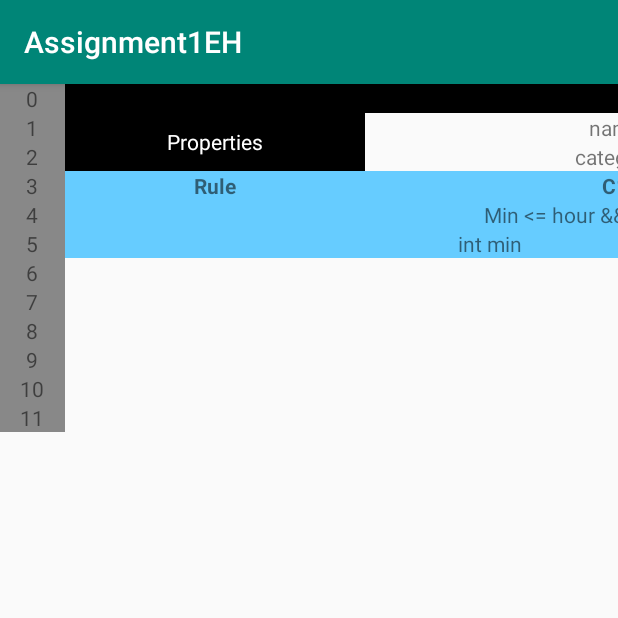
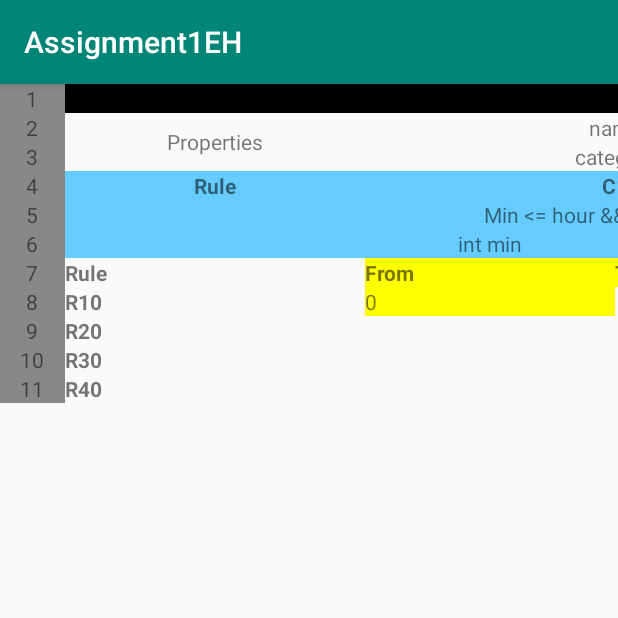
Before and after one commit to syaoran68/Assignment1EH, an Android app: the screen it shows after launch (MainActivity), on a phone screen of 412 x 824 dp, the top half of it. Run offline under Robolectric (Android 15) with nearby library versions, the phone set to English and light mode, and no system bars.

Commit message:
additional rows and columns on mac with loop

```diff
--- a/app/src/main/java/com/example/assignment1eh/MainActivity.java
+++ b/app/src/main/java/com/example/assignment1eh/MainActivity.java
@@ -6,6 +6,7 @@ import android.graphics.Color;
 import android.graphics.Typeface;
 import android.os.Bundle;
 import android.view.Gravity;
+import android.view.View;
 import android.view.ViewGroup;
 import android.widget.GridLayout;
 import android.widget.HorizontalScrollView;
@@ -39,13 +40,13 @@ public class MainActivity extends AppCompatActivity {
         //regular.setRowCount(12);
 
 
-
+        //side bar
         //bar1
-        for(int i = 0; i < 12; i++)
+        for(int i = 0; i < 11; i++)
         {
             TextView tv;
             tv = new TextView(this);
-            tv.setText(i + "");
+            tv.setText("" + (i + 1));
             tv.setBackgroundColor(Color.GRAY);
             GridLayout.Spec row_spec = GridLayout.spec(i);
             GridLayout.Spec col_spec = GridLayout.spec(0);
@@ -57,7 +58,7 @@ public class MainActivity extends AppCompatActivity {
             regular.addView(tv);
         }
 
-
+        //Line 1
         //Title bar
         TextView tv;
         TextView tv1 = new TextView(this);
@@ -73,11 +74,12 @@ public class MainActivity extends AppCompatActivity {
         tv1.setLayoutParams(tParams);
         regular.addView(tv1);
 
+        //Line 2
         //Properties
         TextView tv3 = new TextView(this);
         tv3.setText("Properties");
-        tv3.setBackgroundColor(Color.BLACK);
-        tv3.setTextColor(Color.WHITE);
+        //tv3.setBackgroundColor(Color.BLACK);
+        //tv3.setTextColor(Color.WHITE);
         GridLayout.Spec row3_spec = GridLayout.spec(1,2,1f);
         GridLayout.Spec col3_spec = GridLayout.spec(1,2);
         GridLayout.LayoutParams pParams = new GridLayout.LayoutParams(row3_spec, col3_spec);
@@ -87,6 +89,7 @@ public class MainActivity extends AppCompatActivity {
         tv3.setLayoutParams(pParams);
         regular.addView(tv3);
 
+        //Line 2 Top Part
         //Name
         TextView tv4 = new TextView(this);
         tv4.setText("name");
@@ -112,6 +115,7 @@ public class MainActivity extends AppCompatActivity {
         tv5.setLayoutParams(cParams);
         regular.addView(tv5);
 
+        //Line 2 Part 2
         //Day Hour Classification
         TextView tv6 = new TextView(this);
         tv6.setText("Day Hour Classification");
@@ -137,6 +141,8 @@ public class MainActivity extends AppCompatActivity {
         tv7.setLayoutParams(d2Params);
         regular.addView(tv7);
 
+
+        //Line 3
         //Rule
         TextView tv8 = new TextView(this);
         tv8.setText("Rule");
@@ -182,6 +188,7 @@ public class MainActivity extends AppCompatActivity {
         tv10.setLayoutParams(a1Params);
         regular.addView(tv10);
 
+        //Line 4
         //Min <= hour && hour <= max
         TextView tv11 = new TextView(this);
         tv11.setText("Min <= hour && hour <= max");
@@ -212,6 +219,7 @@ public class MainActivity extends AppCompatActivity {
         tv12.setLayoutParams(sysParams);
         regular.addView(tv12);
 
+        //Line 5
         //int min
         TextView tv13 = new TextView(this);
         tv13.setText("int min");
@@ -249,13 +257,112 @@ public class MainActivity extends AppCompatActivity {
         //tv11.setTypeface(c1boldTypeFace);
         tv15.setBackgroundColor(Color.parseColor("#66CCFF"));
         GridLayout.Spec row15_spec = GridLayout.spec(5);
-        GridLayout.Spec col15_spec = GridLayout.spec(5) ;
+        GridLayout.Spec col15_spec = GridLayout.spec(5);
         GridLayout.LayoutParams stringParams = new GridLayout.LayoutParams(row15_spec, col15_spec);
         tv15.setGravity(Gravity.CENTER_HORIZONTAL | Gravity.CENTER_VERTICAL);
         stringParams.width = 700;
         //cParams.setMargins(10,10,10,10);
         tv15.setLayoutParams(stringParams);
         regular.addView(tv15);
+
+        // Line 6
+        //Rule2
+        TextView tv16 = new TextView(this);
+        tv16.setText("Rule");
+        //tv16.setBackgroundColor(Color.parseColor("#66CCFF"));
+        Typeface r3boldTypeFace = Typeface.defaultFromStyle(Typeface.BOLD);
+        tv16.setTypeface(r3boldTypeFace);
+        GridLayout.Spec row16_spec = GridLayout.spec(6);
+        GridLayout.Spec col16_spec = GridLayout.spec(1,1,1f);
+        GridLayout.LayoutParams r3Params = new GridLayout.LayoutParams(row16_spec, col16_spec);
+        tv16.setGravity(Gravity.CENTER_VERTICAL);
+        r3Params.width = 300;
+        //cParams.setMargins(10,10,10,10);
+        tv16.setLayoutParams(r3Params);
+        regular.addView(tv16);
+
+        //from
+        TextView tv17 = new TextView(this);
+        tv17.setText("From");
+        Typeface fromBoldTypeFace = Typeface.defaultFromStyle(Typeface.BOLD);
+        tv17.setTypeface(fromBoldTypeFace);
+        tv17.setBackgroundColor(Color.YELLOW);
+        GridLayout.Spec row17_spec = GridLayout.spec(6);
+        GridLayout.Spec col17_spec = GridLayout.spec(3,1);
+        GridLayout.LayoutParams fromParams = new GridLayout.LayoutParams(row17_spec, col17_spec);
+        tv17.setGravity(Gravity.CENTER_VERTICAL);
+        fromParams.width = 250;
+        //cParams.setMargins(10,10,10,10);
+        tv17.setLayoutParams(fromParams);
+        regular.addView(tv17);
+
+        //to
+        TextView tv18 = new TextView(this);
+        tv18.setText("To");
+        Typeface toBoldTypeFace = Typeface.defaultFromStyle(Typeface.BOLD);
+        tv18.setTypeface(toBoldTypeFace);
+        tv18.setBackgroundColor(Color.YELLOW);
+        GridLayout.Spec row18_spec = GridLayout.spec(6);
+        GridLayout.Spec col18_spec = GridLayout.spec(4);
+        GridLayout.LayoutParams toParams = new GridLayout.LayoutParams(row18_spec, col18_spec);
+        tv18.setGravity(Gravity.CENTER_VERTICAL);
+        toParams.width = 250;
+        //cParams.setMargins(10,10,10,10);
+        tv18.setLayoutParams(toParams);
+        regular.addView(tv18);
+
+        //Greeting
+        TextView tv19 = new TextView(this);
+        tv19.setText("Greeting");
+        Typeface greetBoldTypeFace = Typeface.defaultFromStyle(Typeface.BOLD);
+        tv19.setTypeface(greetBoldTypeFace);
+        tv19.setBackgroundColor(Color.parseColor("#FF7F00"));
+        GridLayout.Spec row19_spec = GridLayout.spec(6);
+        GridLayout.Spec col19_spec = GridLayout.spec(5);
+        GridLayout.LayoutParams greetParams = new GridLayout.LayoutParams(row19_spec, col19_spec);
+        tv19.setGravity(Gravity.CENTER_VERTICAL);
+        greetParams.width = 700;
+        //cParams.setMargins(10,10,10,10);
+        tv19.setLayoutParams(greetParams);
+        regular.addView(tv19);
+
+
+        //Line 7
+        //loop for R10 - R40 quicker and easier
+        //R10
+
+        for(int j = 1; j < 5; j++)
+        {
+            TextView tv20 = new TextView(this);
+            tv20.setText("R" + (j * 10));
+            //tv16.setBackgroundColor(Color.parseColor("#66CCFF"));
+            //Typeface r3boldTypeFace = Typeface.defaultFromStyle(Typeface.BOLD);
+            tv20.setTypeface(r3boldTypeFace);
+            GridLayout.Spec row20_spec = GridLayout.spec(6 + j);
+            GridLayout.Spec col20_spec = GridLayout.spec(1,1,1f);
+            GridLayout.LayoutParams r10Params = new GridLayout.LayoutParams(row20_spec, col20_spec);
+            tv20.setGravity(Gravity.CENTER_VERTICAL);
+            r10Params.width = 300;
+            //cParams.setMargins(10,10,10,10);
+            tv20.setLayoutParams(r10Params);
+            regular.addView(tv20);
+        }
+
+        //0
+        TextView tv21 = new TextView(this);
+        tv21.setText("0");
+        //Typeface fromBoldTypeFace = Typeface.defaultFromStyle(Typeface.BOLD);
+        //tv21.setTypeface(fromBoldTypeFace);
+
+        tv21.setBackgroundColor(Color.YELLOW);
+        GridLayout.Spec row20_spec = GridLayout.spec(7);
+        GridLayout.Spec col20_spec = GridLayout.spec(3,1);
+        GridLayout.LayoutParams zeroParams = new GridLayout.LayoutParams(row20_spec, col20_spec);
+        tv21.setGravity(Gravity.CENTER_VERTICAL);
+        zeroParams.width = 250;
+        //cParams.setMargins(10,10,10,10);
+        tv21.setLayoutParams(zeroParams);
+        regular.addView(tv21);
 
 
         main.addView(regular);
```
